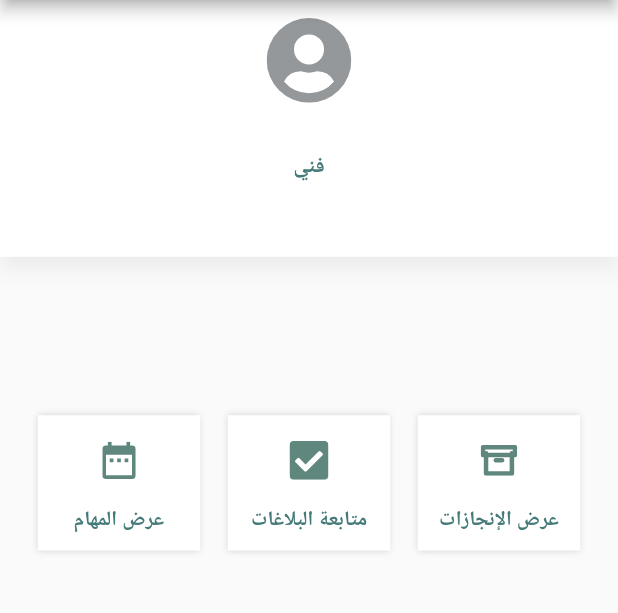
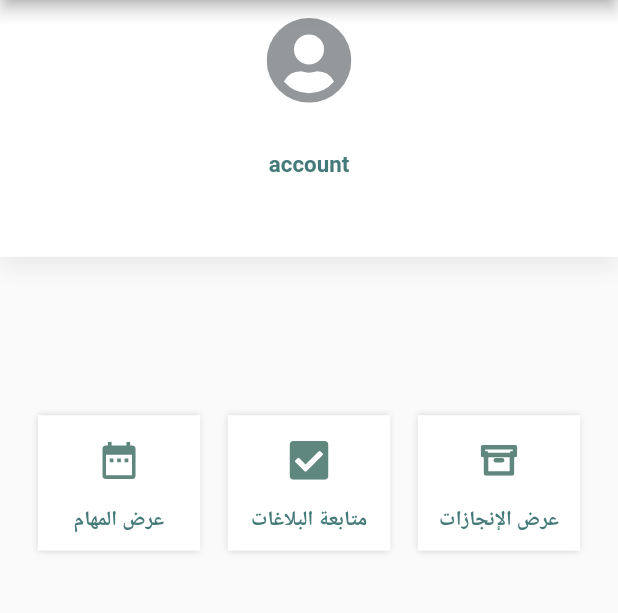
Before and after one commit to 0Ahmad0/SOON_APP, a Flutter app: the HomeScreenT screen opened by its route, on a phone screen of 412 x 824 dp, the part 84-697 px from its top. Run offline on Flutter 3.47's test engine with Material 2 defaults, Android fonts, the phone set to English and light mode, and no system bars; our stand-ins replace charts_flutter, cloud_firestore, date_time_picker, file_picker, firebase_auth, firebase_core and 11 more; missing offline and left inert: select_dialog; accounts and stored records are empty; project files that could hold a hidden picture were left out.

Commit message:
finish mriwed

```diff
--- a/lib/customer/details_problem/controller/details_problem_controller.dart
+++ b/lib/customer/details_problem/controller/details_problem_controller.dart
@@ -1,13 +1,14 @@
 import 'dart:math';
 
 import 'package:cloud_firestore/cloud_firestore.dart';
+import 'package:flutter/cupertino.dart';
 import 'package:get/get.dart';
 import 'package:roofa/Firebase/firebase.dart';
 import 'package:roofa/customer/send_report/controller/send_report_controller.dart';
 
 class DetailsProblemController extends GetxController{
   SendReportVal sendReportVal=SendReportVal();
-
+  final textReply=TextEditingController();
   late String definingProblem="";
   late String extentDamage="";
   late String description="";
--- a/lib/technical/home_screen/view/home_screen.dart
+++ b/lib/technical/home_screen/view/home_screen.dart
@@ -171,7 +171,8 @@ class HomeScreenT extends StatelessWidget {
                                         color: Color(0xff447A78)),
                                   ),
                                   Text(
-                                    'فني',
+                                    controller.typeUser,
+                                   // 'فني',
                                     textAlign: TextAlign.center,
                                     style: TextStyle(
                                         fontSize: 13.sp,
```
Also changed, not shown: lib/customer/details_problem/view/details_problem_screen.dart (+10 -3 lines).
